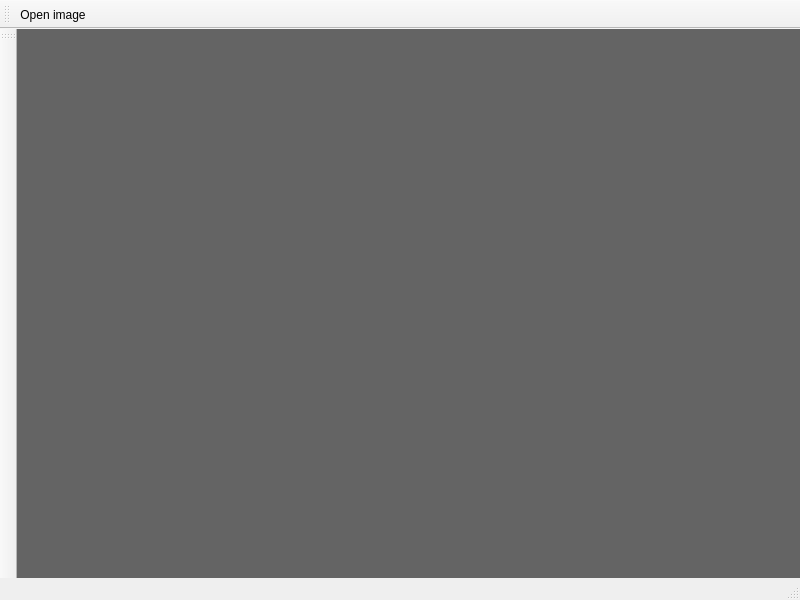
Epsirom/Chiyo, file Chiyo/ChiyoGUI/mainwindow.ui: the form before one commit.
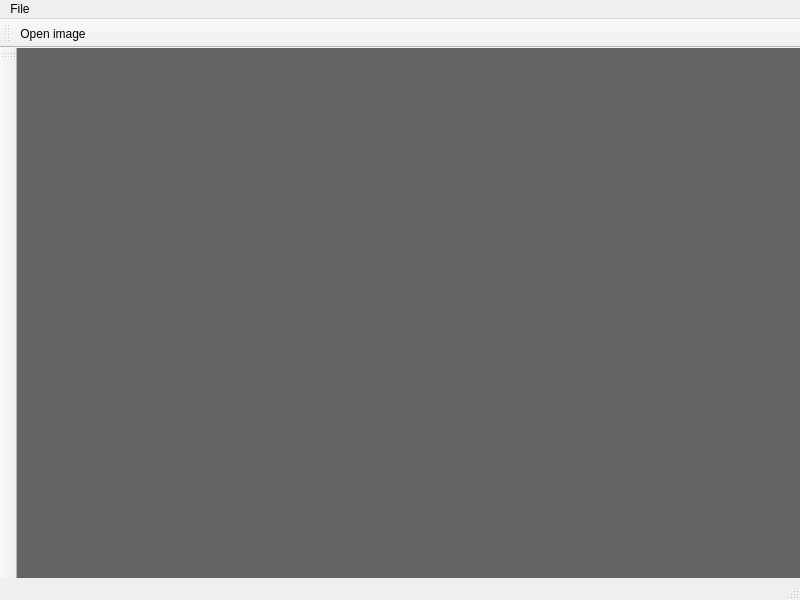
The form after the commit. Icons and pictures are not drawn.

```diff
--- a/Chiyo/ChiyoGUI/mainwindow.ui
+++ b/Chiyo/ChiyoGUI/mainwindow.ui
@@ -69,6 +69,13 @@
      <height>22</height>
     </rect>
    </property>
+   <widget class="QMenu" name="menuFile">
+    <property name="title">
+     <string>File</string>
+    </property>
+    <addaction name="action_open_image"/>
+   </widget>
+   <addaction name="menuFile"/>
   </widget>
   <widget class="QToolBar" name="mainToolBar">
    <attribute name="toolBarArea">
```
Left out of the diff: 2 changed lines with no effect on the pictures.
